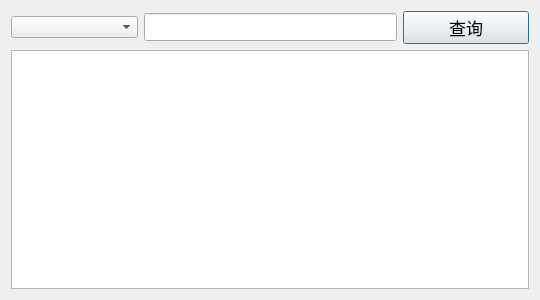
First picture: the form in FruitManager/DialogSelect.ui, repository database-class-assistants/c-sFruitManager, before the edit.
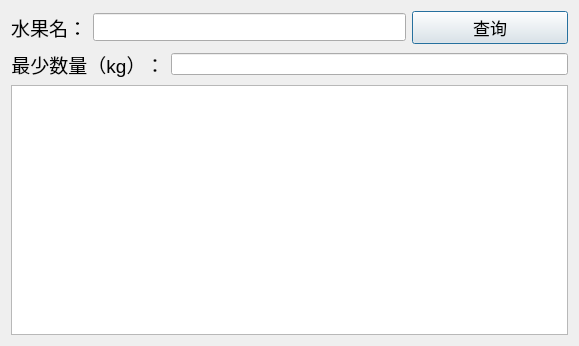
Second picture: the form after the edit.

```diff
--- a/FruitManager/DialogSelect.ui
+++ b/FruitManager/DialogSelect.ui
@@ -6,8 +6,8 @@
    <rect>
     <x>0</x>
     <y>0</y>
-    <width>540</width>
-    <height>300</height>
+    <width>579</width>
+    <height>346</height>
    </rect>
   </property>
   <property name="windowTitle">
@@ -15,9 +15,21 @@
   </property>
   <layout class="QVBoxLayout" name="verticalLayout">
    <item>
-    <layout class="QHBoxLayout" name="horizontalLayout" stretch="1,2,1">
+    <layout class="QHBoxLayout" name="horizontalLayout" stretch="0,2,1">
      <item>
-      <widget class="QComboBox" name="comboBox"/>
+      <widget class="QLabel" name="lb_name">
+       <property name="font">
+        <font>
+         <pointsize>14</pointsize>
+        </font>
+       </property>
+       <property name="text">
+        <string>水果名：</string>
+       </property>
+       <property name="alignment">
+        <set>Qt::AlignCenter</set>
+       </property>
+      </widget>
      </item>
      <item>
       <widget class="QLineEdit" name="le_select">
@@ -42,6 +54,28 @@
      </item>
     </layout>
    </item>
+   <item>
+    <layout class="QHBoxLayout" name="horizontalLayout_2">
+     <item>
+      <widget class="QLabel" name="lb_num">
+       <property name="font">
+        <font>
+         <pointsize>14</pointsize>
+        </font>
+       </property>
+       <property name="text">
+        <string>最少数量（kg）：</string>
+       </property>
+       <property name="alignment">
+        <set>Qt::AlignCenter</set>
+       </property>
+      </widget>
+     </item>
+     <item>
+      <widget class="QLineEdit" name="le_num"/>
+     </item>
+    </layout>
+   </item>
    <item>
     <widget class="QTableView" name="tableView">
      <property name="font">
```
